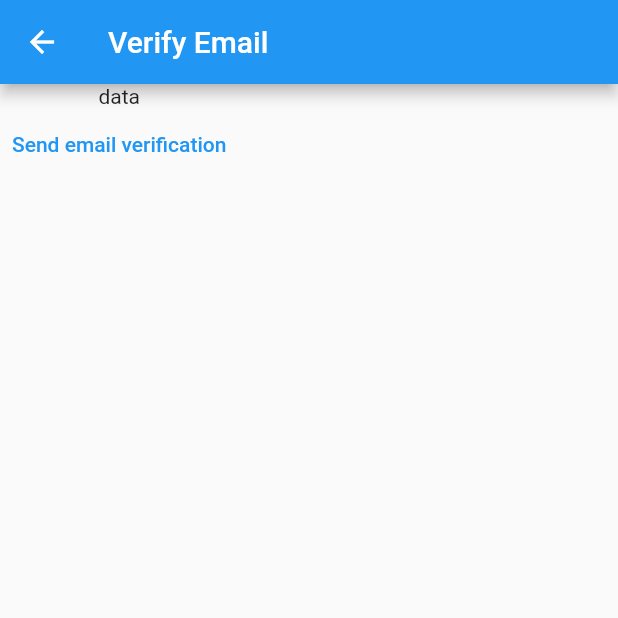
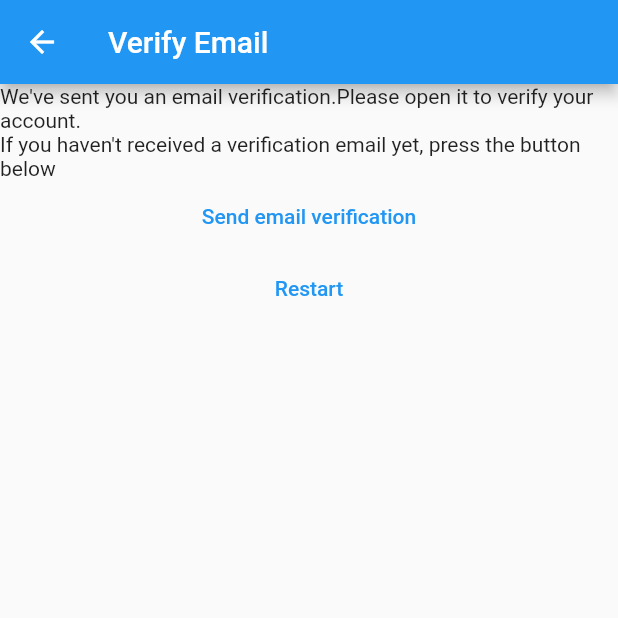
Before and after one commit to Gideon-Daniels/flutter-mynotes, a Flutter app: the VerifyEmailView screen opened directly, on a phone screen of 412 x 824 dp, the top half of it. Run offline on Flutter 3.47's test engine with Material 2 defaults, Android fonts, the phone set to English and light mode, and no system bars; our stand-ins replace firebase_auth, firebase_core; accounts and stored records are empty.

Commit message:
Updated Verify_email

```diff
--- a/lib/constants/routes.dart
+++ b/lib/constants/routes.dart
@@ -1,3 +1,4 @@
 const loginRoute = '/login/';
 const registerRoute = '/register/';
 const notesRoute = '/notes';
+const verifyEmailRoute = '/verify-email/';
--- a/lib/main.dart
+++ b/lib/main.dart
@@ -19,6 +19,7 @@ void main() {
       loginRoute: (context) => const LoginView(),
       registerRoute: (context) => const RegisterView(),
       notesRoute: (context) => const NotesView(),
+      verifyEmailRoute: (context) => const VerifyEmailView(),
     },
   ));
 }
--- a/lib/views/verify_email_view.dart
+++ b/lib/views/verify_email_view.dart
@@ -1,5 +1,6 @@
 import 'package:firebase_auth/firebase_auth.dart';
 import 'package:flutter/material.dart';
+import 'package:mynotes/constants/routes.dart';
 import 'package:mynotes/views/login_view.dart';
 
 class VerifyEmailView extends StatefulWidget {
@@ -17,7 +18,10 @@ class _VerifyEmailViewState extends State<VerifyEmailView> {
         title: const Text('Verify Email'),
       ),
       body: Column(children: [
-        const Text('data'),
+        const Text(
+            "We've sent you an email verification.Please open it to verify your account."),
+        const Text(
+            "If you haven't received a verification email yet, press the button below"),
         TextButton(
           onPressed: () async {
             final user = FirebaseAuth.instance.currentUser;
@@ -25,7 +29,17 @@ class _VerifyEmailViewState extends State<VerifyEmailView> {
             const LoginView();
           },
           child: const Text('Send email verification'),
-        )
+        ),
+        TextButton(
+          onPressed: () async {
+            await FirebaseAuth.instance.signOut();
+            Navigator.of(context).pushNamedAndRemoveUntil(
+              registerRoute,
+              (route) => false,
+            );
+          },
+          child: const Text('Restart'),
+        ),
       ]),
     );
   }
```
Also changed, not shown: lib/views/register_view.dart (+30 -11 lines).
